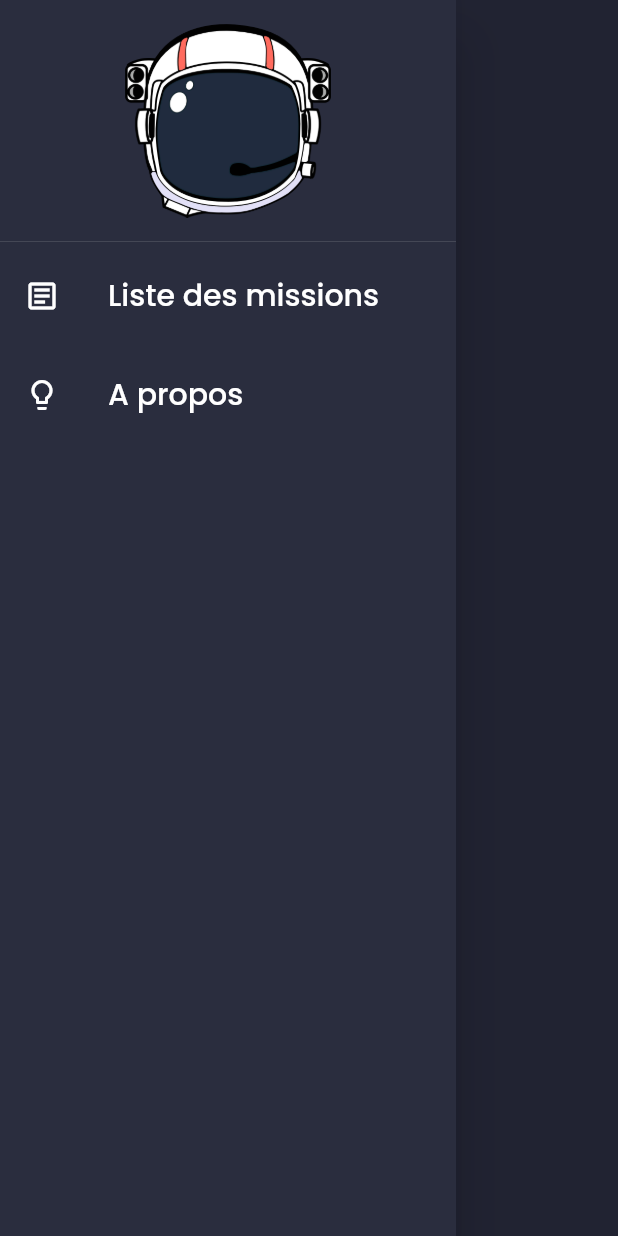
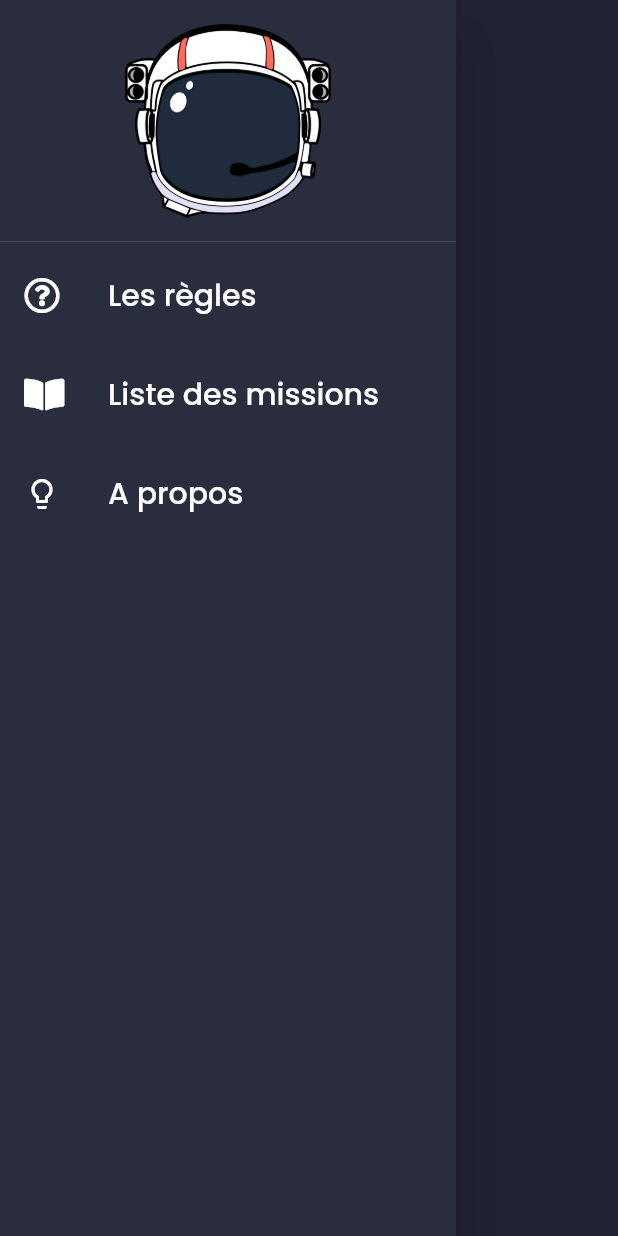
Before and after one commit to JoshuaArus/the_crew_companion, a Flutter app: the CustomDrawer widget shown alone on an empty page, opened directly with empty values, on a phone screen of 412 x 824 dp. Run offline on Flutter 3.47's test engine with Material 2 defaults, Android fonts, the phone set to English and light mode, and no system bars; our stand-ins replace flutter_markdown, font_awesome_flutter, google_fonts, package_info_plus, shared_preferences; missing offline and left inert: confirm_dialog; accounts and stored records are empty.

Commit message:
rework customDrawer et ajout d'une page des règles (en construction)

```diff
--- a/lib/views/components/customDrawer.dart
+++ b/lib/views/components/customDrawer.dart
@@ -1,6 +1,8 @@
 import 'package:flutter/material.dart';
+import 'package:font_awesome_flutter/font_awesome_flutter.dart';
 import 'package:the_crew_companion/constant.dart';
 import 'package:the_crew_companion/views/about.dart';
+import 'package:the_crew_companion/views/rulesScreen.dart';
 
 import '../../controller.dart';
 import '../missionList.dart';
@@ -30,6 +32,10 @@ class _CustomDrawerState extends State<CustomDrawer> {
     _goto(About(controller: widget.controller));
   }
 
+  void _goToRules() {
+    _goto(Rules(controller: widget.controller));
+  }
+
   @override
   Widget build(BuildContext context) {
     return Drawer(
@@ -40,15 +46,35 @@ class _CustomDrawerState extends State<CustomDrawer> {
           padding: EdgeInsets.all(defaultPadding),
           child: Image(image: AssetImage("assets/images/astronautHelmet.png")),
         )),
+        Column(
+          mainAxisAlignment: MainAxisAlignment.spaceBetween,
+          children: [
+            ListTile(
+              title: Text(
+                "Les règles",
+                style: Theme.of(context).textTheme.headline6,
+              ),
+              onTap: _goToRules,
+              leading: FaIcon(
+                FontAwesomeIcons.questionCircle,
+              ),
+            ),
+            SizedBox(
+              height: 10,
+            ),
             ListTile(
               title: Text(
                 "Liste des missions",
                 style: Theme.of(context).textTheme.headline6,
               ),
               onTap: _goToMissionList,
-          leading: Icon(Icons.article_outlined),
+              leading: FaIcon(
+                FontAwesomeIcons.bookOpen,
               ),
-        Padding(padding: EdgeInsets.only(top: 10)),
+            ),
+            SizedBox(
+              height: 10,
+            ),
             ListTile(
               title: Text(
                 "A propos",
@@ -58,6 +84,8 @@ class _CustomDrawerState extends State<CustomDrawer> {
               leading: Icon(Icons.lightbulb_outline),
             ),
           ],
+        ),
+      ],
     ));
   }
 }
```
Also changed, not shown: lib/views/rulesScreen.dart (added, +37 -0 lines). Lines whose indentation alone changed are shown as unchanged.
